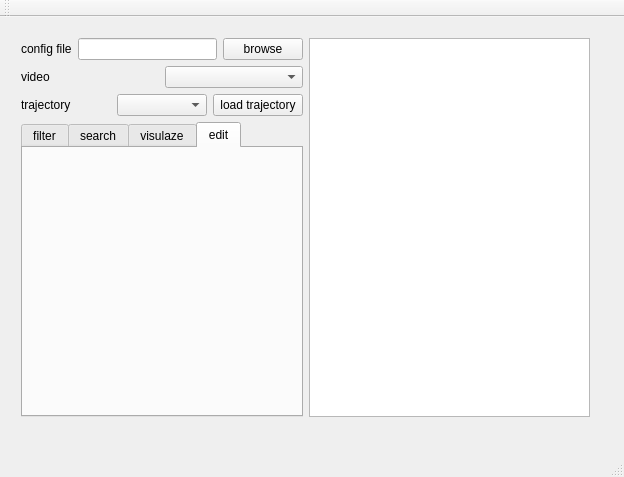
Before: the Qt Designer form trajectroyAnalyse/main/MainWindow.ui in yzbx/surveillance-video-system, drawn with Qt 5.
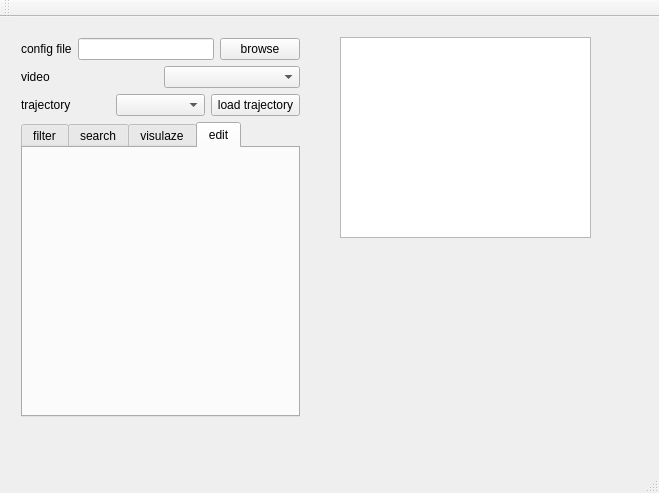
After: the same form once the commit is applied.

```diff
--- a/trajectroyAnalyse/main/MainWindow.ui
+++ b/trajectroyAnalyse/main/MainWindow.ui
@@ -6,20 +6,39 @@
    <rect>
     <x>0</x>
     <y>0</y>
-    <width>624</width>
-    <height>477</height>
+    <width>659</width>
+    <height>493</height>
    </rect>
   </property>
   <property name="windowTitle">
    <string>MainWindow</string>
   </property>
   <widget class="QWidget" name="centralWidget">
+   <widget class="QListWidget" name="listWidget">
+    <property name="geometry">
+     <rect>
+      <x>340</x>
+      <y>20</y>
+      <width>251</width>
+      <height>201</height>
+     </rect>
+    </property>
+    <property name="resizeMode">
+     <enum>QListView::Adjust</enum>
+    </property>
+    <property name="layoutMode">
+     <enum>QListView::SinglePass</enum>
+    </property>
+    <property name="viewMode">
+     <enum>QListView::ListMode</enum>
+    </property>
+   </widget>
    <widget class="QWidget" name="">
     <property name="geometry">
      <rect>
       <x>10</x>
       <y>10</y>
-      <width>591</width>
+      <width>301</width>
       <height>401</height>
      </rect>
     </property>
@@ -229,9 +248,6 @@
        </item>
       </layout>
      </item>
-     <item>
-      <widget class="QListWidget" name="listWidget"/>
-     </item>
     </layout>
    </widget>
   </widget>
```
Left out of the diff: 2 changed lines with no effect on the pictures.
